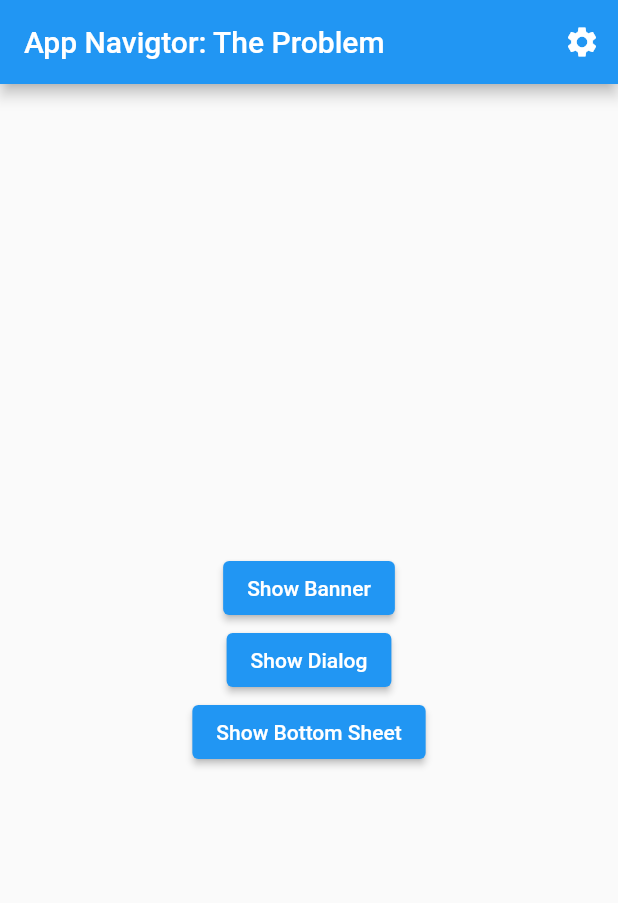
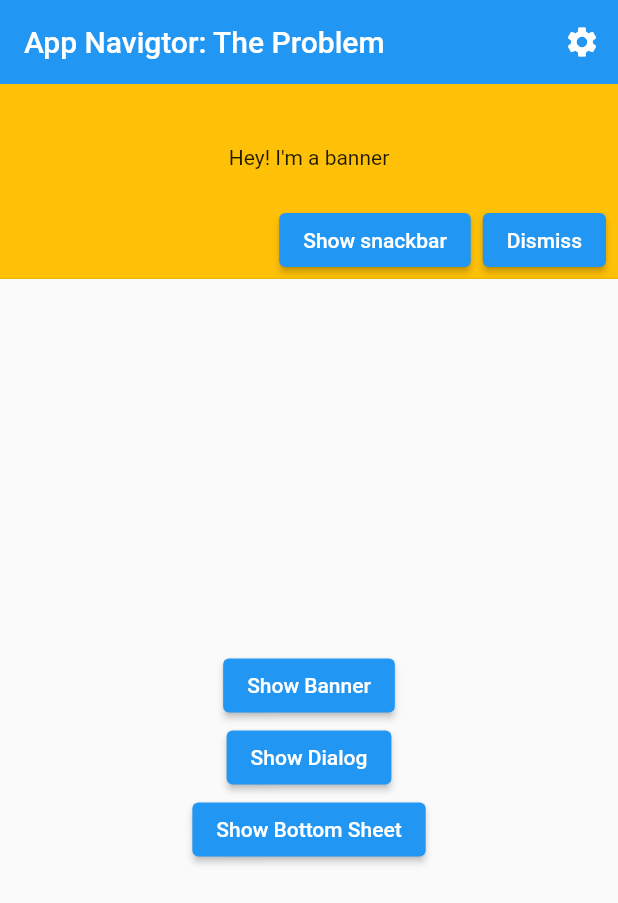
Before and after one commit to Mecharyry/Hacking, a Flutter app: the screen it shows after launch, after a tap on "Show Banner", on a phone screen of 412 x 824 dp. Shown: the top 903 px of the screen. Run offline on Flutter 3.47's test engine with Material 2 defaults, Android fonts, the phone set to English and light mode, and no system bars; our stand-ins replace bloc, flutter_bloc, freezed_annotation, get_it.

Commit message:
Construct the widgets for navigation elements without corresponding builder property.

```diff
--- a/app_navigator/lib/banner/banner_navigation.dart
+++ b/app_navigator/lib/banner/banner_navigation.dart
@@ -7,8 +7,8 @@ part 'banner_navigation.freezed.dart';
 typedef BannerBuilder = MaterialBanner Function(BuildContext);
 
 class BannerRoutes {
-  BannerBuilder lookupBuilderByRoute(BannerRoute route) => route.when(
-        example: (_) => exampleBanner,
+  MaterialBanner buildWidgetFromRoute(BuildContext context, BannerRoute route) => route.when(
+        example: (message) => exampleBanner(context, message),
       );
 }
 
--- a/app_navigator/lib/banner/example_banner.dart
+++ b/app_navigator/lib/banner/example_banner.dart
@@ -3,10 +3,8 @@ import 'package:app_navigator/utilities/injection.dart';
 import 'package:flutter/material.dart';
 
 import '../navigation/app_navigator.dart';
-import 'banner_navigation.dart';
 
-BannerBuilder exampleBanner = (context) {
-  final message = ModalRoute.of(context)!.settings.arguments as String;
+MaterialBanner Function(BuildContext, String) exampleBanner = (context, message) {
   return MaterialBanner(
     backgroundColor: Colors.amber,
     content: SizedBox(
--- a/app_navigator/lib/navigation/app_navigator.dart
+++ b/app_navigator/lib/navigation/app_navigator.dart
@@ -35,24 +35,26 @@ class AppNavigator {
 
     return await showDialog(
       context: navigatorKey.currentContext!,
-      builder: builder!,
+      builder: builder,
       routeSettings: RouteSettings(arguments: route.message),
     );
   }
 
   Future<void> pushBanner<T>(BannerRoute route) async {
     assert(navigatorKey.currentContext != null, 'navigation context is null when pushing a Banner');
+    BuildContext context = navigatorKey.currentContext!;
 
-    final builder = _bannerRoutes.lookupBuilderByRoute(route);
+    final banner = _bannerRoutes.buildWidgetFromRoute(context, route);
 
-    ScaffoldMessenger.of(navigatorKey.currentContext!).showMaterialBanner(builder(navigatorKey.currentContext!));
+    ScaffoldMessenger.of(navigatorKey.currentContext!).showMaterialBanner(banner);
   }
 
   Future<void> pushSnackbar<T>(SnackbarRoute route) async {
     assert(navigatorKey.currentContext != null, 'navigation context is null when pushing a Snackbar');
+    BuildContext context = navigatorKey.currentContext!;
 
-    final builder = _snackbarRoutes.lookupBuilderByRoute(route);
+    final snackbar = _snackbarRoutes.buildWidgetFromRoute(context, route);
 
-    ScaffoldMessenger.of(navigatorKey.currentContext!).showSnackBar(builder(navigatorKey.currentContext!));
+    ScaffoldMessenger.of(navigatorKey.currentContext!).showSnackBar(snackbar);
   }
 }
--- a/app_navigator/lib/snackbar/example_snackbar.dart
+++ b/app_navigator/lib/snackbar/example_snackbar.dart
@@ -1,8 +1,5 @@
 import 'package:flutter/material.dart';
 
-import 'snackbar_navigation.dart';
-
-SnackbarBuilder exampleSnackbar = (context) {
-  final message = ModalRoute.of(context)!.settings.arguments as String;
+SnackBar Function(BuildContext, String) exampleSnackbar = (context, message) {
   return SnackBar(content: Text(message));
 };
--- a/app_navigator/lib/snackbar/snackbar_navigation.dart
+++ b/app_navigator/lib/snackbar/snackbar_navigation.dart
@@ -8,8 +8,8 @@ part 'snackbar_navigation.freezed.dart';
 typedef SnackbarBuilder = SnackBar Function(BuildContext);
 
 class SnackbarRoutes {
-  SnackbarBuilder lookupBuilderByRoute(SnackbarRoute route) => route.when(
-        example: (_) => exampleSnackbar,
+  SnackBar buildWidgetFromRoute(BuildContext context, SnackbarRoute route) => route.when(
+        example: (message) => exampleSnackbar(context, message),
       );
 }
 
```
